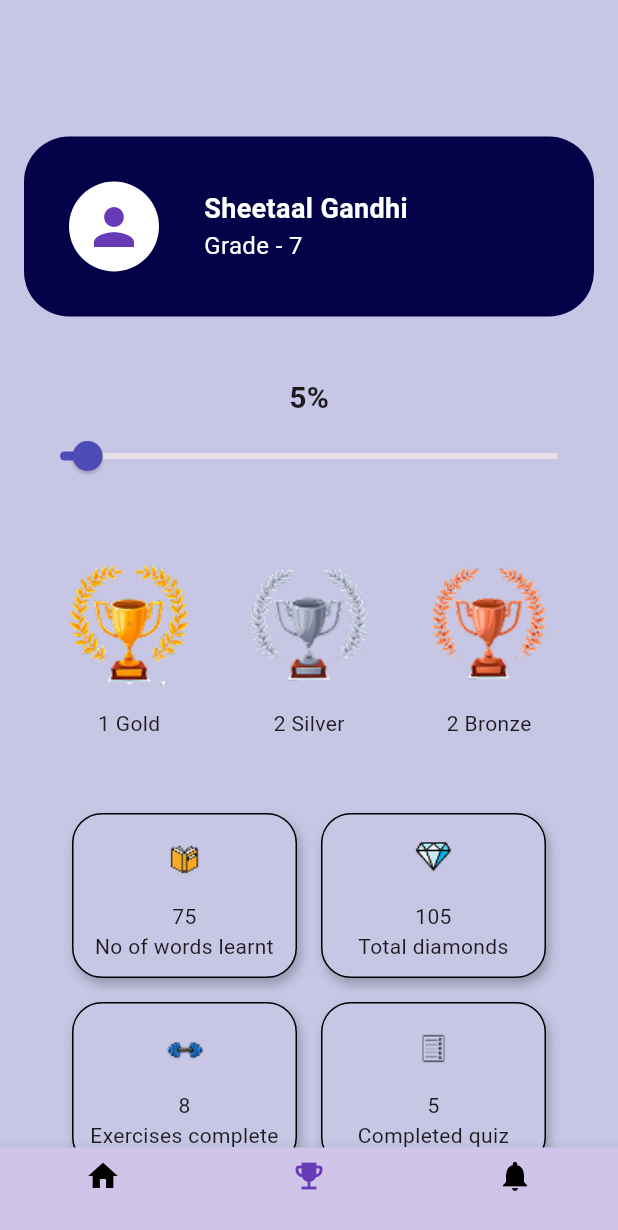
After one commit to PavanCodes05/Spell-Champ-Frontend, a Flutter app: the ProgressAchievementsScreen screen opened directly, on a phone screen of 412 x 824 dp. The commit adds this screen. Shown: the top 1230 px of the screen. Run offline on Flutter 3.47's test engine with Material 3 defaults, Android fonts, the phone set to English and light mode, and no system bars; our stand-ins replace fluttertoast.

Commit message:
ProgressAchievementsScreen

```diff
--- a/lib/core/configs/theme/app_colors.dart
+++ b/lib/core/configs/theme/app_colors.dart
@@ -1,12 +1,9 @@
-
-
-
 import 'package:flutter/material.dart';
 
 class AppColors {
 
    static const primary = Color(0xFF4D4BB5);
-   static const background = Color.fromARGB(255, 224, 199, 237);
+   static const background = Color(0xFFC7C6E5);
    static const white = Color(0xFFD9D9D9);
    static const loginletter = Color(0xFF252458);
    static const lightblack = Color(0xFF000000);
@@ -16,4 +13,5 @@ class AppColors {
    static const spellchamp = Color(0xFF030249);
    static const signupbackground = Color.fromARGB(255, 118, 83, 195);
 
+
 }
--- a/lib/core/configs/theme/app_theme.dart
+++ b/lib/core/configs/theme/app_theme.dart
@@ -19,7 +19,7 @@ class AppTheme {
 
         ),
         shape: RoundedRectangleBorder(borderRadius: BorderRadius.circular(10)),
-        elevation: 8, // Shadow elevation
+        elevation: 8,
 
         shadowColor: Colors.black,
 
--- /dev/null
+++ b/lib/presentation/auth/pages/dashboard.dart
@@ -0,0 +1,243 @@
+import 'package:flutter/material.dart';
+import 'package:spell_champ_frontend/core/configs/theme/app_colors.dart';
+import 'package:spell_champ_frontend/core/configs/theme/app_theme.dart';
+
+void main() {
+  runApp(
+    MaterialApp(
+      home: ProgressAchievementsScreen(),
+      theme: AppTheme.lightTheme,
+      debugShowCheckedModeBanner: false,
+    ),
+  );
+}
+
+class ProgressAchievementsScreen extends StatefulWidget {
+  const ProgressAchievementsScreen({super.key});
+
+  @override
+  State<ProgressAchievementsScreen> createState() =>
+      _ProgressAchievementsScreenState();
+}
+
+class _ProgressAchievementsScreenState
+    extends State<ProgressAchievementsScreen> {
+
+  static const int totalGrades = 12;
+  static const int exercisesPerGrade = 10;
+  static const int totalExercises = totalGrades * exercisesPerGrade;
+
+
+  int goldCount = 0;
+  int silverCount = 0;
+  int bronzeCount = 0;
+  int wordsLearned = 0;
+  int diamonds = 0;
+  int exercisesCompleted = 0;
+  int quizzesCompleted = 0;
+  double progressPercent = 0.0;
+
+  @override
+  void initState() {
+    super.initState();
+    loadProgressData();
+  }
+
+  void loadProgressData() {
+
+    onWordLearned(75);
+    for (int i = 0; i < 8; i++) {
+      onExerciseCompleted();
+    }
+    onQuizCompleted(95); // Gold
+    onQuizCompleted(75); // Silver
+    onQuizCompleted(60); // Bronze
+    onQuizCompleted(85); // Silver
+    onQuizCompleted(45); // Bronze
+  }
+
+  void onWordLearned(int count) {
+    wordsLearned += count;
+    diamonds += (count ~/ 5);
+    updateProgress();
+  }
+
+  void onExerciseCompleted() {
+    exercisesCompleted++;
+    diamonds += 5;
+    updateProgress();
+  }
+
+  void onQuizCompleted(int score) {
+    quizzesCompleted++;
+    diamonds += 10;
+
+    if (score >= 90) {
+      goldCount++;
+    } else if (score >= 70) {
+      silverCount++;
+    } else {
+      bronzeCount++;
+    }
+
+    updateProgress();
+  }
+
+  void updateProgress() {
+
+    int totalActivities = totalExercises + totalExercises;
+    int done = exercisesCompleted + quizzesCompleted;
+
+    progressPercent = (done / totalActivities).clamp(0.0, 1.0);
+    setState(() {});
+  }
+
+  @override
+  Widget build(BuildContext context) {
+    return Scaffold(
+      body: SafeArea(
+        child: SingleChildScrollView(
+          padding: const EdgeInsets.all(16.0),
+          child: Column(
+            children: [
+              const SizedBox(height: 75),
+              Container(
+                padding: const EdgeInsets.all(30),
+                decoration: BoxDecoration(
+                  color: AppColors.spellchamp,
+                  borderRadius: BorderRadius.circular(30),
+                ),
+                child: Row(
+                  children: [
+                    const CircleAvatar(
+                      radius: 30,
+                      backgroundColor: Colors.white,
+                      child: Icon(Icons.person,
+                          size: 40, color: Colors.deepPurple),
+                    ),
+                    const SizedBox(width: 30),
+                    Column(
+                      crossAxisAlignment: CrossAxisAlignment.start,
+                      children: const [
+                        Text(
+                          "Sheetaal Gandhi",
+                          style: TextStyle(
+                              fontWeight: FontWeight.bold,
+                              fontSize: 18,
+                              color: Colors.white),
+                        ),
+                        Text(
+                          "Grade - 7",
+                          style: TextStyle(fontSize: 16, color: Colors.white),
+                        ),
+                      ],
+                    )
+                  ],
+                ),
+              ),
+              const SizedBox(height: 40),
+
+              Column(
+                children: [
+                  Text(
+                    "${(progressPercent * 100).toInt()}%",
+                    style: const TextStyle(
+                        fontSize: 20, fontWeight: FontWeight.bold),
+                  ),
+                  Slider(
+                    value: progressPercent,
+                    onChanged: (_) {},
+                    max: 1,
+                    divisions: 100,
+                    label: "${(progressPercent * 100).toInt()}%",
+                    activeColor: AppColors.primary,
+
+                  ),
+                ],
+              ),
+              const SizedBox(height: 40),
+
+
+              Row(
+                mainAxisAlignment: MainAxisAlignment.spaceEvenly,
+                children: [
+                  _buildTrophyStat(
+                      "assets/images/gold_trophy.png", "$goldCount Gold"),
+                  _buildTrophyStat(
+                      "assets/images/silver_trophy.png", "$silverCount Silver"),
+                  _buildTrophyStat(
+                      "assets/images/bronze_trophy.png", "$bronzeCount Bronze"),
+                ],
+              ),
+              const SizedBox(height: 50),
+
+
+              Wrap(
+                alignment: WrapAlignment.center,
+                spacing: 16,
+                runSpacing: 16,
+                children: [
+                  _buildStatCard("assets/images/book.png",
+                      "$wordsLearned\nNo of words learnt"),
+                  _buildStatCard("assets/images/dimond.png",
+                      "$diamonds\nTotal diamonds"),
+                  _buildStatCard("assets/images/exercise.png",
+                      "$exercisesCompleted\nExercises complete"),
+                  _buildStatCard("assets/images/quiz_image.png",
+                      "$quizzesCompleted\nCompleted quiz"),
+                ],
+              ),
+              const SizedBox(height: 30),
+            ],
+          ),
+        ),
+      ),
+      bottomNavigationBar: BottomNavigationBar(
+        currentIndex: 1,
+        backgroundColor: Colors.deepPurple.shade100,
+        selectedItemColor: Colors.deepPurple,
+        unselectedItemColor: Colors.black,
+        items: const [
+          BottomNavigationBarItem(icon: Icon(Icons.home), label: ''),
+          BottomNavigationBarItem(icon: Icon(Icons.emoji_events), label: ''),
+          BottomNavigationBarItem(icon: Icon(Icons.notifications), label: ''),
+        ],
+      ),
+    );
+  }
+
+  Widget _buildTrophyStat(String imagePath, String label) {
+    return Column(
+      children: [
+        Image.asset(imagePath, width: 100, height: 100),
+        const SizedBox(height: 4),
+        Text(label, textAlign: TextAlign.center),
+      ],
+    );
+  }
+
+  Widget _buildStatCard(String imagePath, String label) {
+    return Container(
+      width: 150,
+      padding: const EdgeInsets.all(10),
+      decoration: BoxDecoration(
+        color: AppColors.background,
+        borderRadius: BorderRadius.circular(20),
+        border: Border.all(color: Colors.black, width: 1),
+        boxShadow: const [
+          BoxShadow(
+              color: Colors.black26, blurRadius: 6, offset: Offset(2, 4))
+        ],
+      ),
+      child: Column(
+        children: [
+          Image.asset(imagePath, width: 40, height: 40),
+          const SizedBox(height: 8),
+          Text(label,
+              textAlign: TextAlign.center,
+              style: const TextStyle(fontSize: 14)),
+        ],
+      ),
+    );
+  }
+}
```
Also changed, not shown: pubspec.yaml (+7 -1 lines), assets/images/book.png (added), assets/images/bronze_trophy.png (added), assets/images/dimond.png (added), assets/images/exercise.png (added), assets/images/gold_trophy.png (added), assets/images/quiz_image.png (added), assets/images/silver_trophy.png (added).
